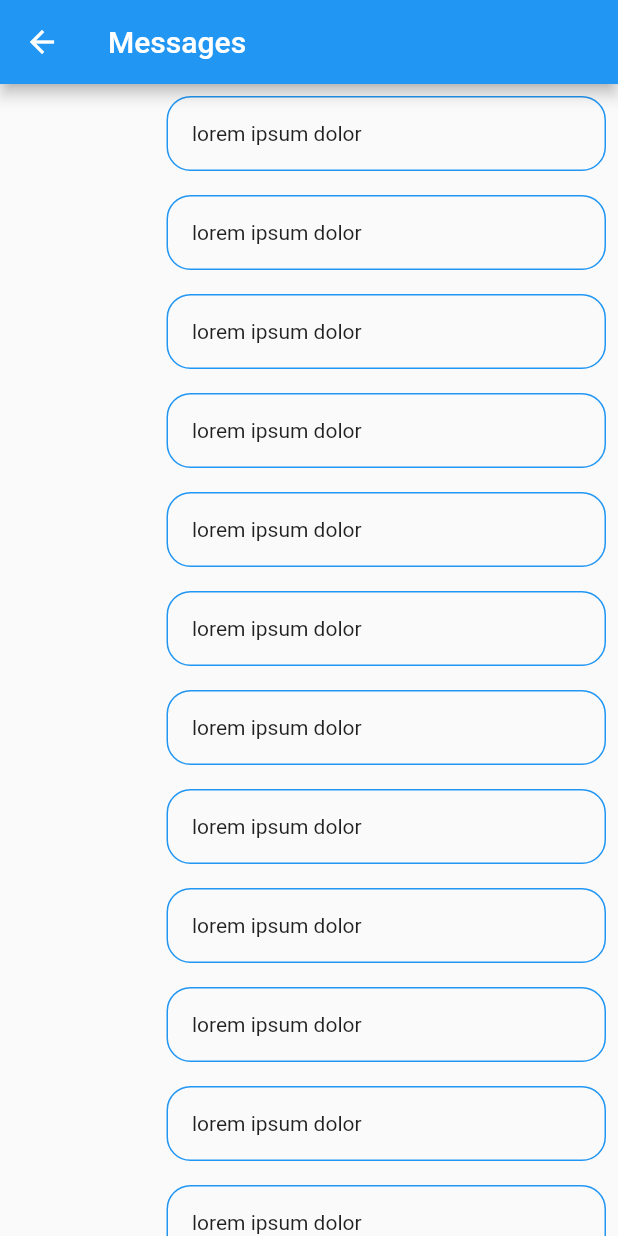
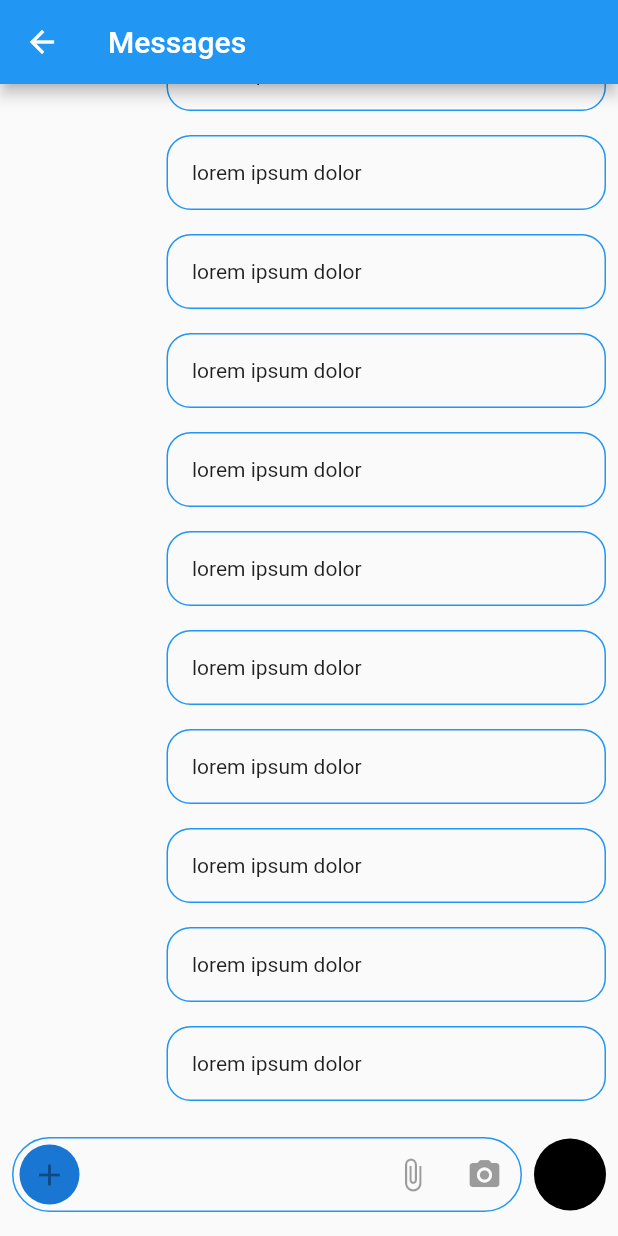
Before and after one commit to francisceioseph/flutter-whats-clone, a Flutter app: the MessagesPage screen opened by its route, on a phone screen of 412 x 824 dp. Run offline on Flutter 3.47's test engine with Material 2 defaults, Android fonts, the phone set to English and light mode, and no system bars; our stand-ins replace flutter_slidable, flutter_sticky_header.

Commit message:
Add message's page components

```diff
--- /dev/null
+++ b/lib/widgets/components/messages/message_form.dart
@@ -0,0 +1,96 @@
+import 'package:flutter/material.dart';
+import 'package:flutter_whats_clone/widgets/components/messages/message_form_field.dart';
+import 'package:flutter_whats_clone/widgets/components/messages/message_form_main_button.dart';
+
+class MessageForm extends StatefulWidget {
+  @override
+  _MessageFormState createState() => _MessageFormState();
+}
+
+class _MessageFormState extends State<MessageForm> {
+  String _content = '';
+  IconData _mainButtonIcon = Icons.mic;
+
+  final _formKey = GlobalKey<FormState>();
+  final _controller = TextEditingController(text: '');
+
+  @override
+  Widget build(BuildContext context) {
+    return Container(
+      child: Form(
+        key: _formKey,
+        child: Row(
+          crossAxisAlignment: CrossAxisAlignment.center,
+          mainAxisAlignment: MainAxisAlignment.spaceBetween,
+          children: <Widget>[
+            Expanded(
+              child: Container(
+                margin: EdgeInsets.only(
+                  top: 16,
+                  bottom: 16,
+                  right: 8,
+                  left: 8,
+                ),
+                decoration: BoxDecoration(
+                  border: Border.all(color: Theme.of(context).accentColor),
+                  borderRadius: BorderRadius.all(Radius.circular(64)),
+                ),
+                child: Row(
+                  crossAxisAlignment: CrossAxisAlignment.center,
+                  mainAxisAlignment: MainAxisAlignment.spaceBetween,
+                  children: <Widget>[
+                    Container(
+                      margin: EdgeInsets.only(
+                        right: 16,
+                        left: 4,
+                      ),
+                      child: CircleAvatar(
+                        child: IconButton(
+                          icon: Icon(Icons.add),
+                          onPressed: null,
+                        ),
+                      ),
+                    ),
+                    Expanded(
+                        child: MessageFormField(
+                      controller: _controller,
+                      onChanged: _onInputContentChange,
+                    )),
+                    IconButton(
+                      icon: Icon(Icons.attach_file),
+                      onPressed: null,
+                    ),
+                    IconButton(
+                      icon: Icon(Icons.camera_alt),
+                      onPressed: null,
+                    ),
+                  ],
+                ),
+              ),
+            ),
+            MessageFormMainButton(
+              icon: _mainButtonIcon,
+              onPressed: _onMainButtonPressed,
+            )
+          ],
+        ),
+      ),
+    );
+  }
+
+  void _onInputContentChange(String value) {
+    setState(() {
+      _content = value;
+      _mainButtonIcon = _content == '' ? Icons.mic : Icons.send;
+    });
+  }
+
+  void _onMainButtonPressed() {
+    setState(() {
+      _content = '';
+      _mainButtonIcon = Icons.mic;
+    });
+
+    _controller.clear();
+  }
+}
--- /dev/null
+++ b/lib/widgets/components/messages/message_form_field.dart
@@ -0,0 +1,30 @@
+import 'package:flutter/material.dart';
+
+class MessageFormField extends StatelessWidget {
+  final TextEditingController controller;
+  final void Function(String) onChanged;
+
+  MessageFormField({
+    @required this.controller,
+    this.onChanged,
+  });
+
+  @override
+  Widget build(BuildContext context) {
+    return TextFormField(
+      controller: controller,
+      maxLength: null,
+      minLines: 1,
+      maxLines: 2,
+      onChanged: onChanged,
+      decoration: InputDecoration(
+        border: InputBorder.none,
+        focusedBorder: InputBorder.none,
+        enabledBorder: InputBorder.none,
+        errorBorder: InputBorder.none,
+        focusedErrorBorder: InputBorder.none,
+        disabledBorder: InputBorder.none,
+      ),
+    );
+  }
+}
--- /dev/null
+++ b/lib/widgets/components/messages/message_form_main_button.dart
@@ -0,0 +1,28 @@
+import 'package:flutter/material.dart';
+
+class MessageFormMainButton extends StatelessWidget {
+  final IconData icon;
+  final void Function() onPressed;
+
+  MessageFormMainButton({
+    @required this.icon,
+    this.onPressed,
+  });
+
+  @override
+  Widget build(BuildContext context) {
+    return Container(
+      margin: EdgeInsets.only(
+        right: 8,
+      ),
+      decoration: BoxDecoration(
+        color: Colors.black,
+        borderRadius: BorderRadius.all(Radius.circular(32)),
+      ),
+      child: IconButton(
+        icon: Icon(icon),
+        onPressed: onPressed,
+      ),
+    );
+  }
+}
--- a/lib/widgets/components/messages/message_list.dart
+++ b/lib/widgets/components/messages/message_list.dart
@@ -1,10 +1,20 @@
+import 'dart:async';
+
 import 'package:flutter/material.dart';
 import 'package:flutter_whats_clone/widgets/components/messages/message_list_item.dart';
 
 class MessageList extends StatelessWidget {
+  final ScrollController _controller = ScrollController();
+
   @override
   Widget build(BuildContext context) {
+    Timer(
+      Duration(milliseconds: 200),
+      () => _controller.jumpTo(_controller.position.maxScrollExtent),
+    );
+
     return ListView.builder(
+      controller: _controller,
       itemCount: 123,
       itemBuilder: (BuildContext context, int index) {
         return MessageListItem();
--- a/lib/widgets/pages/messages_page.dart
+++ b/lib/widgets/pages/messages_page.dart
@@ -1,4 +1,5 @@
 import 'package:flutter/material.dart';
+import 'package:flutter_whats_clone/widgets/components/messages/message_form.dart';
 import 'package:flutter_whats_clone/widgets/components/messages/message_list.dart';
 
 class MessagesPage extends StatelessWidget {
@@ -11,7 +12,14 @@ class MessagesPage extends StatelessWidget {
         title: Text("Messages"),
       ),
       body: Container(
-        child: MessageList(),
+        child: Column(
+          children: <Widget>[
+            Expanded(
+              child: MessageList(),
+            ),
+            MessageForm(),
+          ],
+        ),
       ),
     );
   }
```
